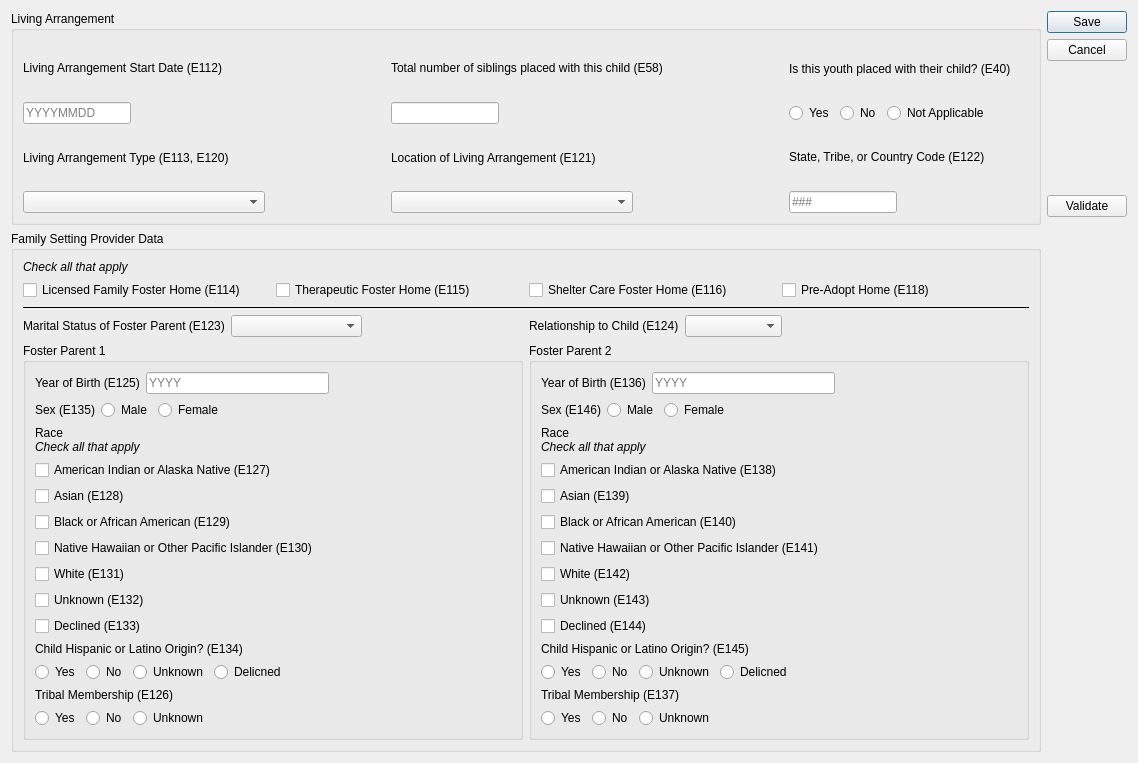
Before: the Qt Designer form ui/ui_living_arrangement.ui in zstamper/AFCARS-AXE, drawn with Qt 5.
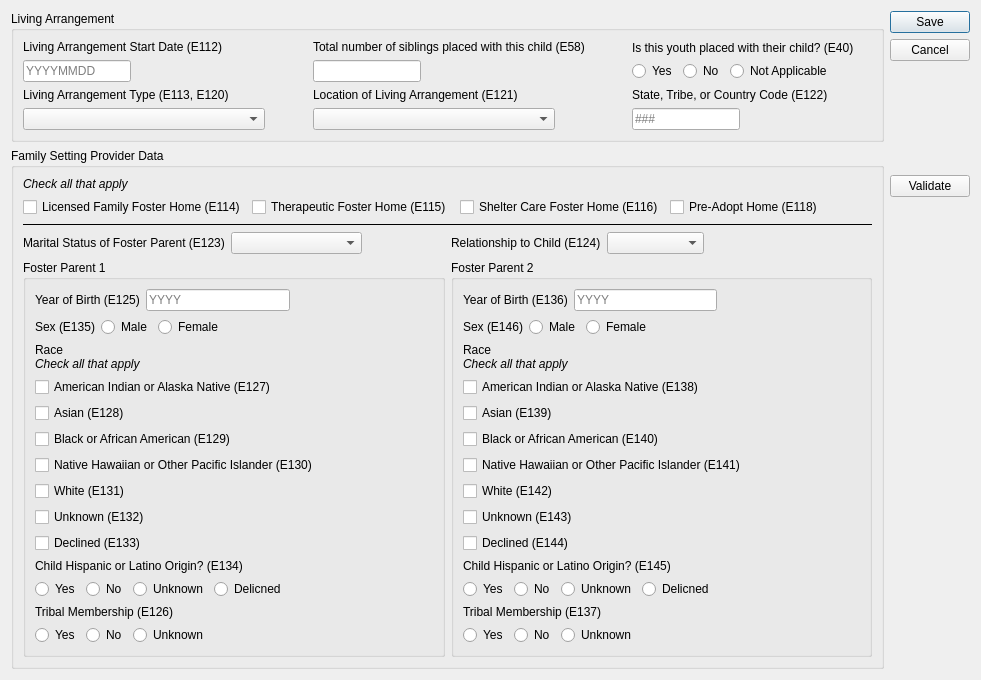
After: the same form once the commit is applied.

Commit message: Pikc a font, any font

The edit to the form file:
```diff
--- a/ui/ui_living_arrangement.ui
+++ b/ui/ui_living_arrangement.ui
@@ -6,10 +6,15 @@
    <rect>
     <x>0</x>
     <y>0</y>
-    <width>1138</width>
-    <height>763</height>
+    <width>981</width>
+    <height>659</height>
    </rect>
   </property>
+  <property name="font">
+   <font>
+    <family>Arial</family>
+   </font>
+  </property>
   <property name="windowTitle">
    <string>Living Arrangement</string>
   </property>
```
Left out of the diff: 4 changed lines with no effect on the pictures. The commit also changes 13 other files.
